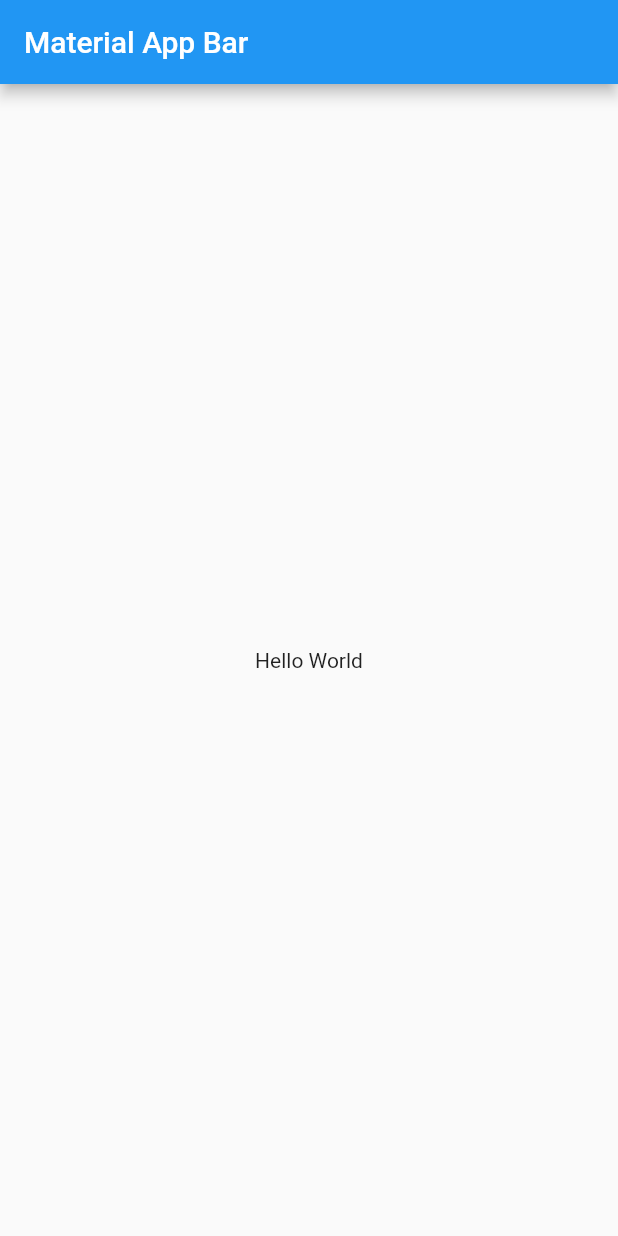
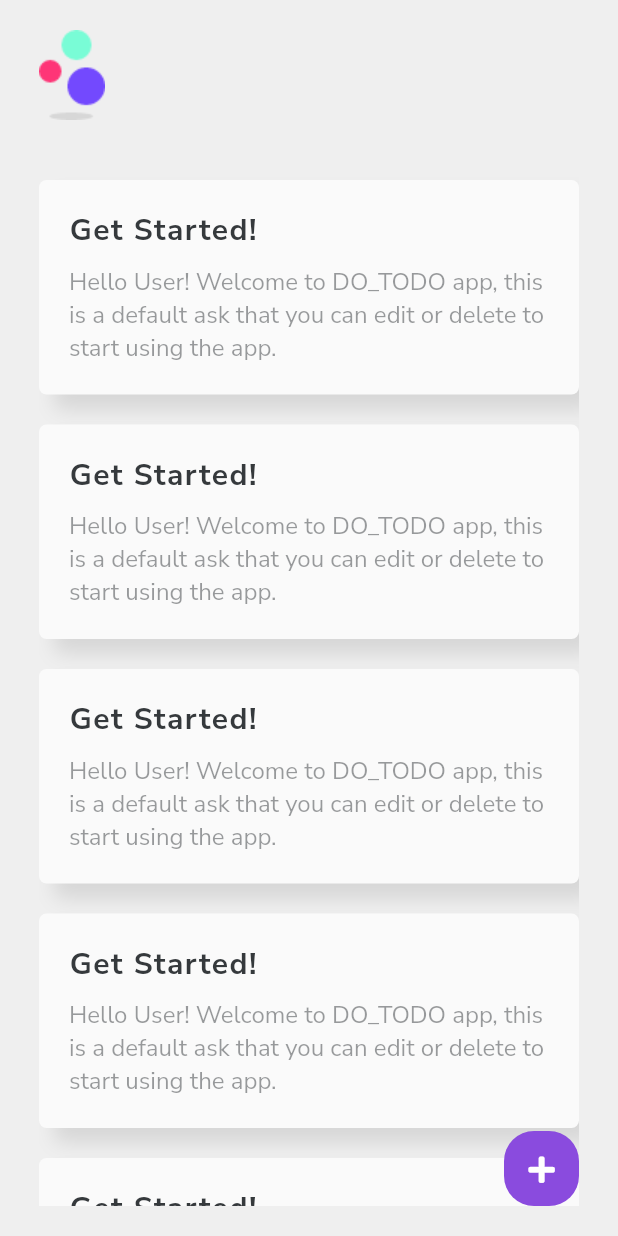
Before and after one commit to Dounder/flutter-todo-app, a Flutter app: the screen it shows after launch, on a phone screen of 412 x 824 dp. Run offline on Flutter 3.47's test engine with Material 2 defaults, Android fonts, the phone set to English and light mode, and no system bars; our stand-ins replace font_awesome_flutter, google_fonts.

Commit message:
done: home screen template

```diff
--- a/lib/main.dart
+++ b/lib/main.dart
@@ -1,4 +1,6 @@
 import 'package:flutter/material.dart';
+import 'package:todo_app/screens/screens.dart';
+import 'package:todo_app/theme/theme.dart';
 
 void main() => runApp(const MyApp());
 
@@ -10,14 +12,12 @@ class MyApp extends StatelessWidget {
     return MaterialApp(
       title: 'Todo app',
       debugShowCheckedModeBanner: false,
-      home: Scaffold(
-        appBar: AppBar(
-          title: const Text('Material App Bar'),
-        ),
-        body: const Center(
-          child: Text('Hello World'),
-        ),
-      ),
+      initialRoute: '/',
+      routes: {
+        '/': (_) => const HomeScreen(),
+        '/add': (_) => const AddTodoScreen(),
+      },
+      theme: AppTheme.mainTheme(context),
     );
   }
 }
--- /dev/null
+++ b/lib/screens/home_screen.dart
@@ -0,0 +1,51 @@
+import 'package:flutter/material.dart';
+import 'package:font_awesome_flutter/font_awesome_flutter.dart';
+import 'package:todo_app/widgets/widgets.dart';
+
+class HomeScreen extends StatelessWidget {
+  const HomeScreen({Key? key}) : super(key: key);
+
+  @override
+  Widget build(BuildContext context) {
+    return Scaffold(
+      backgroundColor: const Color(0xffEFEFEF),
+      body: SafeArea(
+        child: Padding(
+          padding: const EdgeInsets.symmetric(vertical: 20, horizontal: 26),
+          child: Stack(
+            children: [
+              Column(
+                crossAxisAlignment: CrossAxisAlignment.start,
+                children: [
+                  const Image(image: AssetImage('assets/img/logo.png')),
+                  const SizedBox(height: 20),
+                  Expanded(
+                    child: ListView.builder(
+                      physics: const BouncingScrollPhysics(),
+                      itemCount: 10,
+                      itemBuilder: (BuildContext context, int index) {
+                        return const TaskCard(
+                          taskTitle: 'Get Started!',
+                          taskDescription:
+                              'Hello User! Welcome to DO_TODO app, this is a default ask that you can edit or delete to start using the app.',
+                        );
+                      },
+                    ),
+                  )
+                ],
+              ),
+              Positioned(
+                bottom: 0,
+                right: 0,
+                child: CustomFab(
+                  icon: FontAwesomeIcons.plus,
+                  onPressed: () => Navigator.pushNamed(context, '/add'),
+                ),
+              ),
+            ],
+          ),
+        ),
+      ),
+    );
+  }
+}
--- /dev/null
+++ b/lib/screens/screens.dart
@@ -0,0 +1,2 @@
+export 'package:todo_app/screens/add_todo_screen.dart';
+export 'package:todo_app/screens/home_screen.dart';
--- /dev/null
+++ b/lib/theme/theme.dart
@@ -0,0 +1,18 @@
+import 'package:flutter/material.dart';
+import 'package:google_fonts/google_fonts.dart';
+
+class AppTheme {
+  static const Color primary = Color(0xFF8A4BDE);
+  static const Color secondary = Color(0xFFFEC753);
+  static const Color dark = Color(0xFF35393C);
+  static const Color light = Color(0xFFFAFAFA);
+  static const Color medium = Color(0xFFDEE0E2);
+
+  static mainTheme(context) {
+    return ThemeData.light().copyWith(
+      textTheme: GoogleFonts.nunitoSansTextTheme(
+        Theme.of(context).textTheme,
+      ),
+    );
+  }
+}
--- /dev/null
+++ b/lib/widgets/custom_fab_widget.dart
@@ -0,0 +1,46 @@
+import 'package:flutter/material.dart';
+import 'package:todo_app/theme/theme.dart';
+
+class CustomFab extends StatelessWidget {
+  final Function() onPressed;
+  final IconData icon;
+  final Color? bgColor;
+  final Color? iconColor;
+  final Color? splashColor;
+  final double? iconSize;
+
+  const CustomFab({
+    Key? key,
+    required this.onPressed,
+    required this.icon,
+    this.bgColor,
+    this.iconColor,
+    this.splashColor,
+    this.iconSize,
+  }) : super(key: key);
+
+  @override
+  Widget build(BuildContext context) {
+    return SizedBox(
+      height: 50,
+      width: 50,
+      child: ElevatedButton(
+        onPressed: onPressed,
+        child: Icon(
+          icon,
+          color: iconColor ?? Colors.white,
+          size: iconSize ?? 20,
+        ),
+        style: ElevatedButton.styleFrom(
+          primary: bgColor ?? AppTheme.primary,
+          elevation: 0,
+          shadowColor: Colors.transparent,
+          onPrimary: splashColor ?? Colors.white,
+          shape: const RoundedRectangleBorder(
+            borderRadius: BorderRadius.all(Radius.circular(20)),
+          ),
+        ),
+      ),
+    );
+  }
+}
--- /dev/null
+++ b/lib/widgets/task_card_widget.dart
@@ -0,0 +1,56 @@
+import 'package:flutter/material.dart';
+import 'package:todo_app/theme/theme.dart';
+
+class TaskCard extends StatelessWidget {
+  final String? taskTitle;
+  final String? taskDescription;
+
+  const TaskCard({
+    Key? key,
+    this.taskTitle,
+    this.taskDescription,
+  }) : super(key: key);
+
+  @override
+  Widget build(BuildContext context) {
+    return Container(
+      margin: const EdgeInsets.only(top: 20),
+      width: double.infinity,
+      decoration: BoxDecoration(
+          borderRadius: BorderRadius.circular(5),
+          color: AppTheme.light,
+          boxShadow: [
+            BoxShadow(
+              color: Colors.black.withOpacity(.1),
+              offset: const Offset(10, 10),
+              blurRadius: 10,
+            ),
+          ]),
+      child: Padding(
+        padding: const EdgeInsets.all(20),
+        child: Column(
+          crossAxisAlignment: CrossAxisAlignment.start,
+          children: [
+            Text(
+              taskTitle ?? 'Unnamed Task',
+              style: const TextStyle(
+                color: AppTheme.dark,
+                fontWeight: FontWeight.bold,
+                fontSize: 20,
+                letterSpacing: 1,
+              ),
+            ),
+            const SizedBox(height: 10),
+            Text(
+              taskDescription ?? 'No Description added',
+              style: TextStyle(
+                color: AppTheme.dark.withOpacity(.5),
+                fontSize: 16,
+              ),
+            ),
+          ],
+        ),
+      ),
+    );
+  }
+}
--- /dev/null
+++ b/lib/widgets/widgets.dart
@@ -0,0 +1,4 @@
+export 'package:todo_app/widgets/task_card_widget.dart';
+
+export 'package:todo_app/widgets/custom_fab_widget.dart';
+export 'package:todo_app/widgets/todo_widget.dart';
```
Also changed, not shown: lib/screens/add_todo_screen.dart (added, +84 -0 lines), lib/widgets/todo_widget.dart (added, +23 -0 lines), pubspec.yaml (+8 -22 lines), assets/img/logo.png (added), lib/models/models.dart (added), lib/models/todo_model.dart (added), pubspec.lock.
